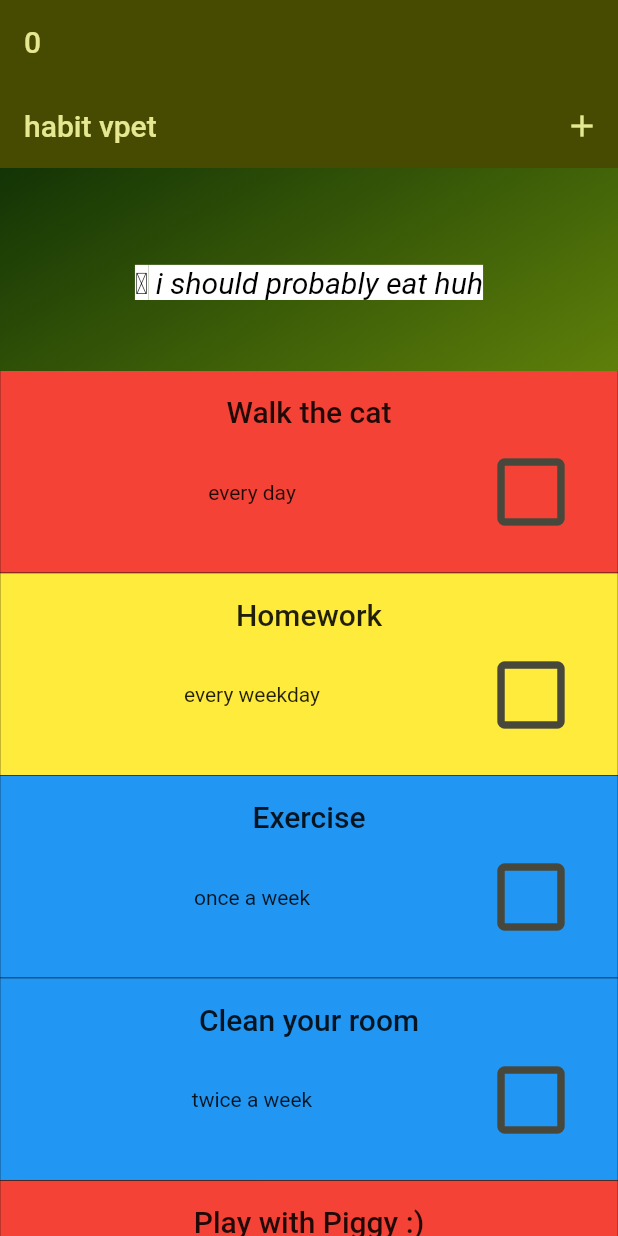
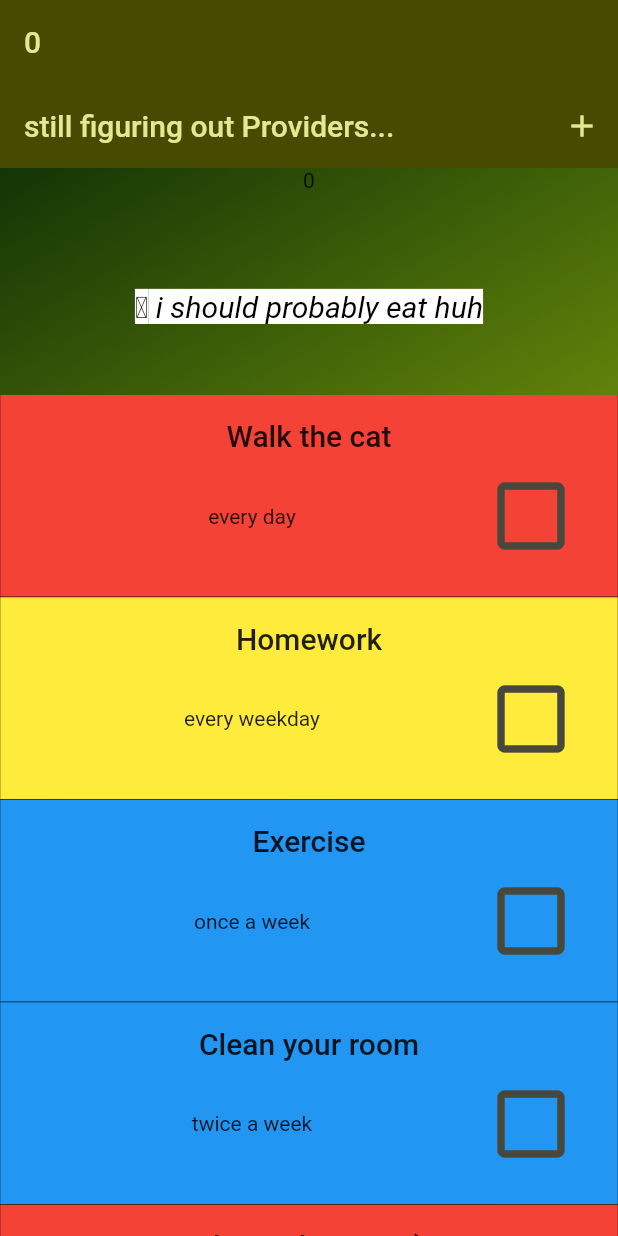
Before and after one commit to abbymachines/habit_vpet, a Flutter app: the screen it shows after launch, on a phone screen of 412 x 824 dp. Run offline on Flutter 3.47's test engine with Material 2 defaults, Android fonts, the phone set to English and light mode, and no system bars; our stand-ins replace flutter_riverpod, riverpod_annotation.

Commit message:
create and consume provider inside PetWidget, compose PetWidget inside of HabitVpet

```diff
--- a/lib/habit_vpet.dart
+++ b/lib/habit_vpet.dart
@@ -7,15 +7,16 @@ import 'package:habit_vpet/widgets/heart_bar/heart_bar.dart';
 import 'package:habit_vpet/models/habit.dart';
 import 'package:habit_vpet/widgets/habit_list/habit_list.dart';
 import 'package:habit_vpet/widgets/new_habit.dart';
+import 'package:habit_vpet/widgets/pet/consumer_pet.dart';
 import 'package:habit_vpet/widgets/pet/frame_changer.dart';
 import 'package:habit_vpet/data/dummy_data.dart';
 import 'package:habit_vpet/widgets/state/health.dart';
 import 'package:flutter_riverpod/flutter_riverpod.dart';
 
 class HabitVpet extends ConsumerStatefulWidget {
-  const HabitVpet({required this.health, super.key});
+  const HabitVpet({super.key});
 
-  final Provider<int> health;
+  // final Provider<int> health;
 
   @override
   ConsumerState<HabitVpet> createState() {
@@ -85,6 +86,8 @@ class _HabitVpetState extends ConsumerState<HabitVpet> {
   Widget build(BuildContext context) {
     // final myHabits = ref.watch(habitsProvider);
 
+    // final health = ref.watch(healthProvider);
+
     Widget habitContent = const Center(
       child: Text('No habits found. Start adding some!'),
     );
@@ -98,7 +101,9 @@ class _HabitVpetState extends ConsumerState<HabitVpet> {
 
     return Scaffold(
       appBar: AppBar(
-        title: const Text('habit vpet'),
+        title: const Text(
+          'still figuring out Providers...',
+        ),
         actions: [
           IconButton(
             onPressed: _openAddHabitOverlay,
@@ -120,6 +125,7 @@ class _HabitVpetState extends ConsumerState<HabitVpet> {
         child: Column(
           mainAxisSize: MainAxisSize.min,
           children: [
+            PetWidget(),
             const SizedBox(height: 20),
             // HeartBar(2),
             // Health(habitList: dummyHabits),
--- a/lib/main.dart
+++ b/lib/main.dart
@@ -66,11 +66,13 @@ class MyApp extends ConsumerWidget {
       ),
       home: Scaffold(
         appBar: AppBar(
-          title: Text(health.toString()),
+          title: Text(
+            health.toString(),
+          ),
         ),
         body: HabitVpet(
-          health: healthProvider,
-        ),
+            // health: healthProvider,
+            ),
       ),
     );
   }
--- a/lib/models/pet.dart
+++ b/lib/models/pet.dart
@@ -1,7 +1,7 @@
-import 'package:flutter/material.dart';
+// import 'package:flutter/material.dart';
 
-class Pet {
-  Pet({required this.health});
+// class Pet {
+//   Pet({required this.health});
 
-  final int health;
-}
+//   final int health;
+// }
--- /dev/null
+++ b/lib/widgets/pet/consumer_pet.dart
@@ -0,0 +1,15 @@
+import 'package:flutter/material.dart';
+import 'package:flutter_riverpod/flutter_riverpod.dart';
+
+final healthProvider = Provider<int>((_) => 0);
+
+// 1. widget class now extends [ConsumerWidget]
+class PetWidget extends ConsumerWidget {
+  @override
+  // 2. build method has an extra [WidgetRef] argument
+  Widget build(BuildContext context, WidgetRef ref) {
+    // 3. use ref.watch() to get the value of the provider
+    final health = ref.watch(healthProvider);
+    return Text(health.toString());
+  }
+}
```
